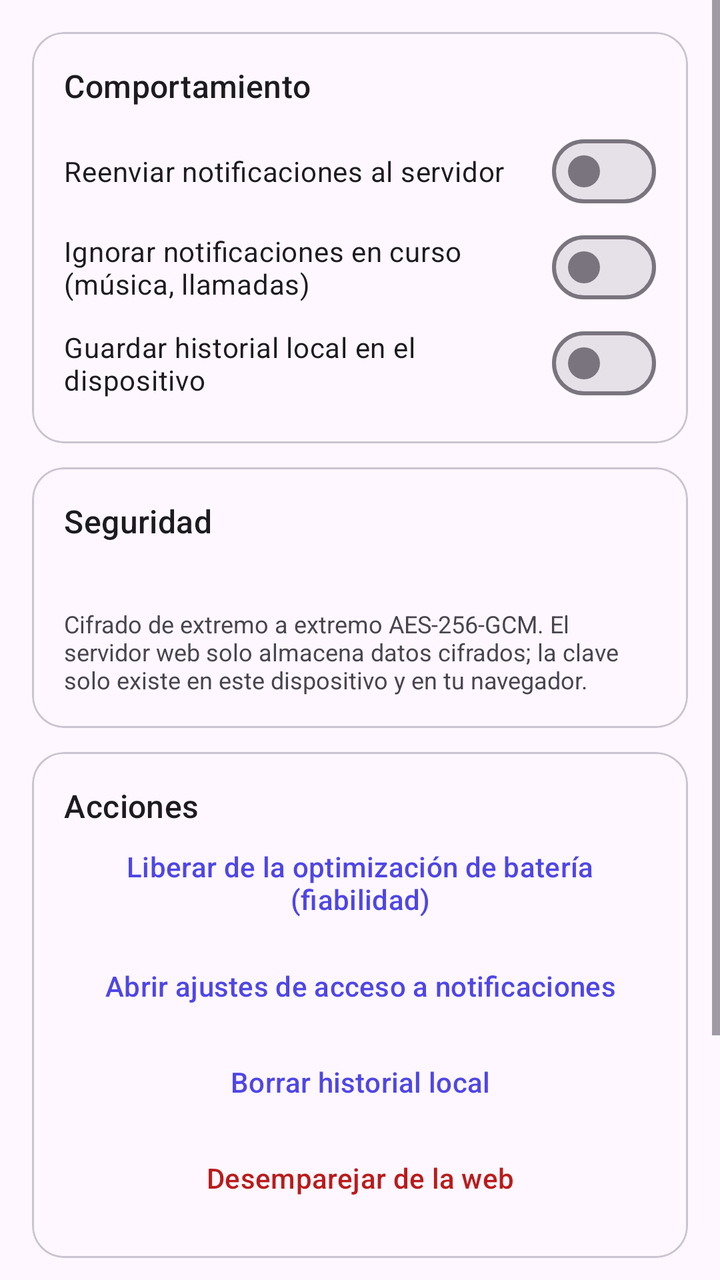
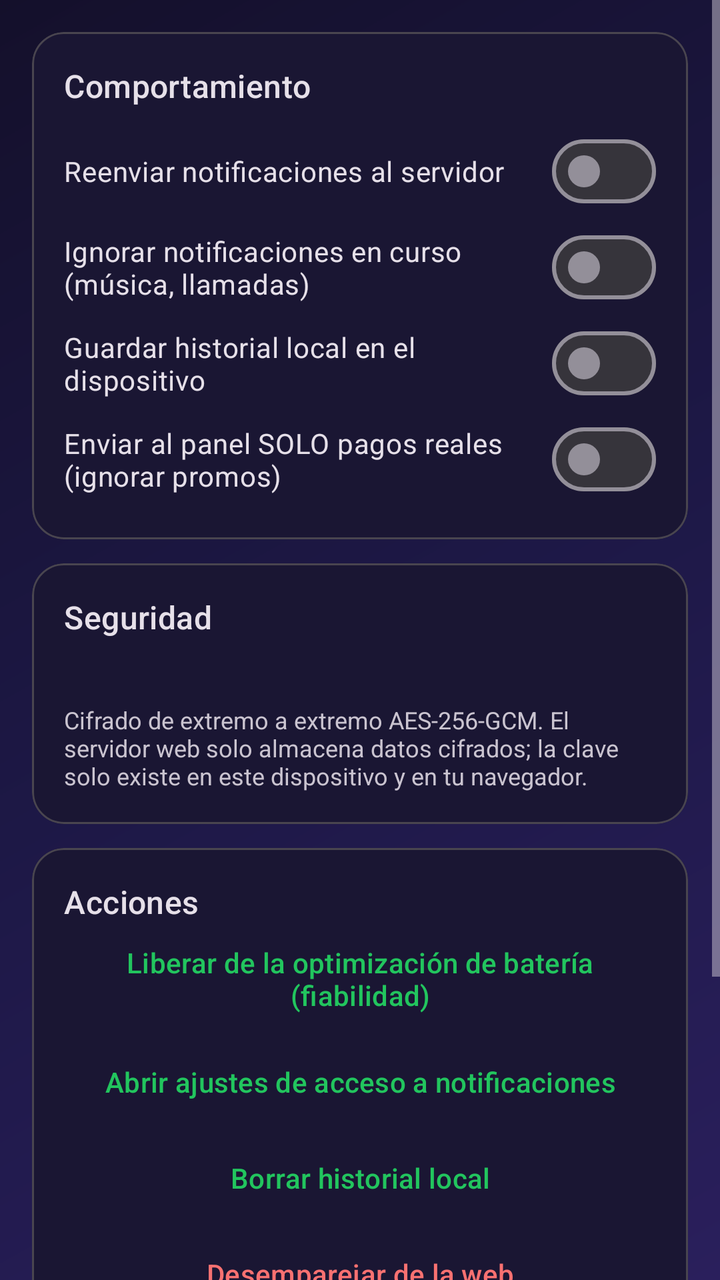

Two renders of the same Android screen: before a commit and after it. Below are the layout's source before the change and the commit's diff.
<!-- AndroidManifest.xml: application theme Theme.NotiBridge -->
<!-- res/layout/fragment_settings.xml -->
<?xml version="1.0" encoding="utf-8"?>
<ScrollView
    xmlns:android="http://schemas.android.com/apk/res/android"
    xmlns:app="http://schemas.android.com/apk/res-auto"
    android:layout_width="match_parent"
    android:layout_height="match_parent"
    android:fillViewport="true">

    <LinearLayout
        android:layout_width="match_parent"
        android:layout_height="wrap_content"
        android:orientation="vertical"
        android:padding="16dp">

        
        <com.google.android.material.card.MaterialCardView
            android:layout_width="match_parent"
            android:layout_height="wrap_content"
            app:cardCornerRadius="16dp"
            app:contentPadding="16dp"
            android:layout_marginBottom="12dp">

            <LinearLayout
                android:layout_width="match_parent"
                android:layout_height="wrap_content"
                android:orientation="vertical">

                <TextView
                    android:layout_width="wrap_content"
                    android:layout_height="wrap_content"
                    android:text="@string/settings_section_behavior"
                    android:textAppearance="?attr/textAppearanceTitleMedium" />

                <com.google.android.material.materialswitch.MaterialSwitch
                    android:id="@+id/sw_forward"
                    android:layout_width="match_parent"
                    android:layout_height="wrap_content"
                    android:layout_marginTop="8dp"
                    android:text="@string/sw_forward_label" />

                <com.google.android.material.materialswitch.MaterialSwitch
                    android:id="@+id/sw_ongoing"
                    android:layout_width="match_parent"
                    android:layout_height="wrap_content"
                    android:text="@string/sw_ongoing_label" />

                <com.google.android.material.materialswitch.MaterialSwitch
                    android:id="@+id/sw_history"
                    android:layout_width="match_parent"
                    android:layout_height="wrap_content"
                    android:text="@string/sw_history_label" />
            </LinearLayout>
        </com.google.android.material.card.MaterialCardView>

        
        <com.google.android.material.card.MaterialCardView
            android:layout_width="match_parent"
            android:layout_height="wrap_content"
            app:cardCornerRadius="16dp"
            app:contentPadding="16dp"
            android:layout_marginBottom="12dp">

            <LinearLayout
                android:layout_width="match_parent"
                android:layout_height="wrap_content"
                android:orientation="vertical">

                <TextView
                    android:layout_width="wrap_content"
                    android:layout_height="wrap_content"
                    android:text="@string/settings_section_security"
                    android:textAppearance="?attr/textAppearanceTitleMedium" />

                <TextView
                    android:id="@+id/otp_fixed_note"
                    android:layout_width="match_parent"
                    android:layout_height="wrap_content"
                    android:layout_marginTop="8dp"
                    android:textSize="12sp" />

                <TextView
                    android:layout_width="match_parent"
                    android:layout_height="wrap_content"
                    android:layout_marginTop="8dp"
                    android:text="@string/e2e_note"
                    android:textSize="12sp" />
            </LinearLayout>
        </com.google.android.material.card.MaterialCardView>

        
        <com.google.android.material.card.MaterialCardView
            android:layout_width="match_parent"
            android:layout_height="wrap_content"
            app:cardCornerRadius="16dp"
            app:contentPadding="16dp"
            android:layout_marginBottom="12dp">

            <LinearLayout
                android:layout_width="match_parent"
                android:layout_height="wrap_content"
                android:orientation="vertical">

                <TextView
                    android:layout_width="wrap_content"
                    android:layout_height="wrap_content"
                    android:text="@string/settings_section_actions"
                    android:textAppearance="?attr/textAppearanceTitleMedium" />

                <Button
                    android:id="@+id/btn_battery"
                    style="?attr/borderlessButtonStyle"
                    android:layout_width="match_parent"
                    android:layout_height="wrap_content"
                    android:text="@string/btn_battery" />
                <Button
                    android:id="@+id/btn_open_access"
                    style="?attr/borderlessButtonStyle"
                    android:layout_width="match_parent"
                    android:layout_height="wrap_content"
                    android:text="@string/btn_open_access" />

                <Button
                    android:id="@+id/btn_clear_local"
                    style="?attr/borderlessButtonStyle"
                    android:layout_width="match_parent"
                    android:layout_height="wrap_content"
                    android:text="@string/btn_clear_local" />

                <Button
                    android:id="@+id/btn_unpair_settings"
                    style="?attr/borderlessButtonStyle"
                    android:layout_width="match_parent"
                    android:layout_height="wrap_content"
                    android:text="@string/btn_unpair_settings"
                    android:textColor="@color/badge_otp" />
            </LinearLayout>
        </com.google.android.material.card.MaterialCardView>

        
        <com.google.android.material.card.MaterialCardView
            android:layout_width="match_parent"
            android:layout_height="wrap_content"
            app:cardCornerRadius="16dp"
            app:contentPadding="16dp">

            <LinearLayout
                android:layout_width="match_parent"
                android:layout_height="wrap_content"
                android:orientation="vertical">

                <TextView
                    android:layout_width="wrap_content"
                    android:layout_height="wrap_content"
                    android:text="@string/settings_section_about"
                    android:textAppearance="?attr/textAppearanceTitleMedium" />

                <TextView
                    android:layout_width="match_parent"
                    android:layout_height="wrap_content"
                    android:layout_marginTop="8dp"
                    android:text="@string/about_text"
                    android:textSize="12sp" />
            </LinearLayout>
        </com.google.android.material.card.MaterialCardView>
    </LinearLayout>
</ScrollView>
<!-- resources referenced by this layout -->
<resources>
  <color name="badge_otp">#B91C1C</color>
  <string name="about_text">VerificaPE v1.1.0\nRefleja en tu propia web las notificaciones de tus pagos (Yape, Plin, banca…) para verificarlas al instante y evitar pagos falsos. Emplea este software solo en dispositivos propios o con consentimiento explícito.</string>
  <string name="btn_battery">Liberar de la optimización de batería (fiabilidad)</string>
  <string name="btn_clear_local">Borrar historial local</string>
  <string name="btn_open_access">Abrir ajustes de acceso a notificaciones</string>
  <string name="btn_unpair_settings">Desemparejar de la web</string>
  <string name="e2e_note">Cifrado de extremo a extremo AES-256-GCM. El servidor web solo almacena datos cifrados; la clave solo existe en este dispositivo y en tu navegador.</string>
  <string name="settings_section_about">Acerca de</string>
  <string name="settings_section_actions">Acciones</string>
  <string name="settings_section_behavior">Comportamiento</string>
  <string name="settings_section_security">Seguridad</string>
  <string name="sw_forward_label">Reenviar notificaciones al servidor</string>
  <string name="sw_history_label">Guardar historial local en el dispositivo</string>
  <string name="sw_ongoing_label">Ignorar notificaciones en curso (música, llamadas)</string>
  <style name="Theme.NotiBridge" parent="Theme.Material3.DayNight.NoActionBar">
          <item name="colorPrimary">@color/primary</item>
          <item name="colorOnPrimary">@color/white</item>
          <item name="colorPrimaryContainer">@color/primary_dark</item>
          <item name="android:statusBarColor">?attr/colorSurface</item>
          <item name="android:windowLightStatusBar">true</item>
      </style>
  <color name="primary">#4F46E5</color>
  <color name="white">#FFFFFF</color>
  <color name="primary_dark">#3730A3</color>
</resources>

<!-- the commit's change to res/layout/fragment_settings.xml (unified diff, before → after) -->
@@ -49,6 +49,11 @@
                     android:layout_width="match_parent"
                     android:layout_height="wrap_content"
                     android:text="@string/sw_history_label" />
+                <com.google.android.material.materialswitch.MaterialSwitch
+                    android:id="@+id/sw_payments_only"
+                    android:layout_width="match_parent"
+                    android:layout_height="wrap_content"
+                    android:text="@string/sw_payments_only_label" />
             </LinearLayout>
         </com.google.android.material.card.MaterialCardView>
 
<!-- resource entries referenced after the edit -->
@@ -1,6 +1,6 @@
 <!-- resources referenced by this layout -->
 <resources>
-  <color name="badge_otp">#B91C1C</color>
+  <color name="badge_otp">#F87171</color>
   <string name="about_text">VerificaPE v1.1.0\nRefleja en tu propia web las notificaciones de tus pagos (Yape, Plin, banca…) para verificarlas al instante y evitar pagos falsos. Emplea este software solo en dispositivos propios o con consentimiento explícito.</string>
   <string name="btn_battery">Liberar de la optimización de batería (fiabilidad)</string>
   <string name="btn_clear_local">Borrar historial local</string>
@@ -14,15 +14,35 @@
   <string name="sw_forward_label">Reenviar notificaciones al servidor</string>
   <string name="sw_history_label">Guardar historial local en el dispositivo</string>
   <string name="sw_ongoing_label">Ignorar notificaciones en curso (música, llamadas)</string>
-  <style name="Theme.NotiBridge" parent="Theme.Material3.DayNight.NoActionBar">
+  <string name="sw_payments_only_label">Enviar al panel SOLO pagos reales (ignorar promos)</string>
+  <style name="Theme.NotiBridge" parent="Theme.Material3.Dark.NoActionBar">
           <item name="colorPrimary">@color/primary</item>
           <item name="colorOnPrimary">@color/white</item>
           <item name="colorPrimaryContainer">@color/primary_dark</item>
-          <item name="android:statusBarColor">?attr/colorSurface</item>
-          <item name="android:windowLightStatusBar">true</item>
+          <item name="colorSurface">@color/surface_solid</item>
+          <item name="colorOnSurface">@color/text_main</item>
+          <item name="android:windowBackground">@drawable/bg_gradient</item>
+          <item name="android:statusBarColor">@color/status_top</item>
+          <item name="android:navigationBarColor">@color/surface_solid</item>
+          <item name="android:windowLightStatusBar">false</item>
       </style>
-  <color name="primary">#4F46E5</color>
+  <color name="primary">#22C55E</color>
   <color name="white">#FFFFFF</color>
-  <color name="primary_dark">#3730A3</color>
+  <color name="primary_dark">#15803D</color>
+  <color name="surface_solid">#1A1633</color>
+  <color name="text_main">#F1EEFF</color>
+  <!-- drawable bg_gradient (drawable) -->
+  <?xml version="1.0" encoding="utf-8"?>
+  <shape xmlns:android="http://schemas.android.com/apk/res/android"
+      android:shape="rectangle">
+      
+      <gradient
+          android:type="linear"
+          android:angle="315"
+          android:startColor="#14102B"
+          android:centerColor="#1D1846"
+          android:endColor="#2A1F5C" />
+  </shape>
+  <color name="status_top">#14102B</color>
 </resources>
 
